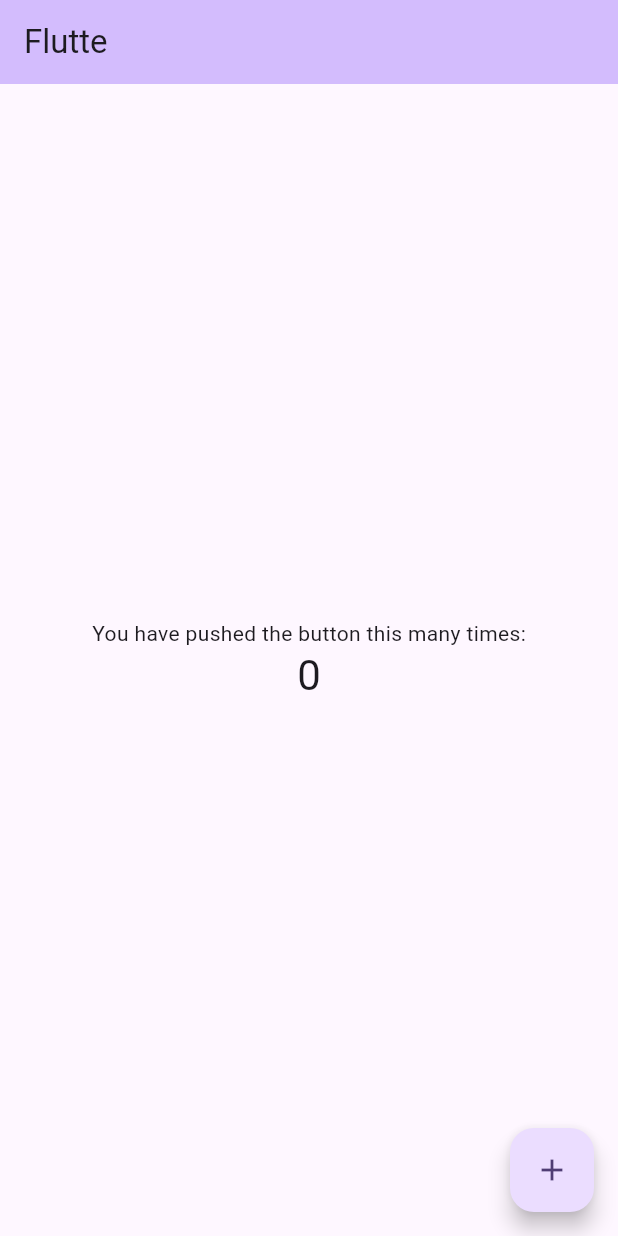
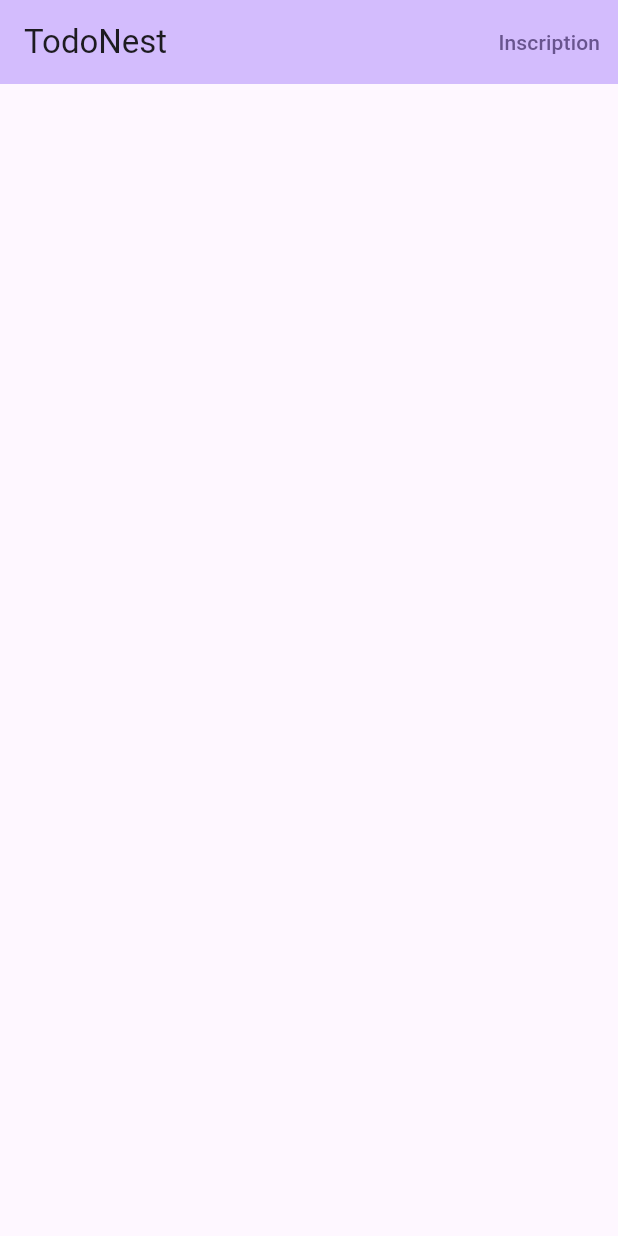
Before and after one commit to JongCHONG/EfreiM2FlutterToDoNest, a Flutter app: the screen it shows after launch, on a phone screen of 412 x 824 dp. Run offline on Flutter 3.47's test engine with Material 3 defaults, Android fonts, the light colour scheme and no system bars; our stand-ins replace cloud_firestore, firebase_auth, firebase_core; accounts and stored records are empty; statements that could not run were skipped.

Commit message:
add registration

```diff
--- a/lib/Config/firebase_config.dart
+++ /dev/null
@@ -1,4 +0,0 @@
-class FirebaseConfig {
-  static const String apiKeyFirebaseAndroid =
-      'AIzaSyCEu2GrK2ajBsISmdYKV9HmI-iwXwKlxho';
-}
--- /dev/null
+++ b/lib/constante.dart
@@ -0,0 +1,3 @@
+import "models/my_user.dart";
+
+MyUser me = MyUser.empty();
--- a/lib/main.dart
+++ b/lib/main.dart
@@ -1,3 +1,4 @@
+import 'package:todonest/views/inscription.dart';
 import 'package:flutter/material.dart';
 import 'package:firebase_core/firebase_core.dart';
 import 'firebase_options.dart';
@@ -16,7 +17,7 @@ class MyApp extends StatelessWidget {
   @override
   Widget build(BuildContext context) {
     return MaterialApp(
-      title: 'Flutter',
+      title: 'TodoNest',
       theme: ThemeData(
         // This is the theme of your application.
         //
@@ -36,7 +37,8 @@ class MyApp extends StatelessWidget {
         colorScheme: ColorScheme.fromSeed(seedColor: Colors.deepPurple),
         useMaterial3: true,
       ),
-      home: const MyHomePage(title: 'Flutte'),
+      home: const MyHomePage(title: 'TodoNest'),
+      debugShowCheckedModeBanner: false,
     );
   }
 }
@@ -60,19 +62,6 @@ class MyHomePage extends StatefulWidget {
 }
 
 class _MyHomePageState extends State<MyHomePage> {
-  int _counter = 0;
-
-  void _incrementCounter() {
-    setState(() {
-      // This call to setState tells the Flutter framework that something has
-      // changed in this State, which causes it to rerun the build method below
-      // so that the display can reflect the updated values. If we changed
-      // _counter without calling setState(), then the build method would not be
-      // called again, and so nothing would appear to happen.
-      _counter++;
-    });
-  }
-
   @override
   Widget build(BuildContext context) {
     // This method is rerun every time setState is called, for instance as done
@@ -90,8 +79,16 @@ class _MyHomePageState extends State<MyHomePage> {
           // Here we take the value from the MyHomePage object that was created by
           // the App.build method, and use it to set our appbar title.
           title: Text(widget.title),
+          actions: [
+            TextButton(
+              onPressed: () {
+                Navigator.of(context).push(MaterialPageRoute(
+                    builder: (context) => const Inscription()));
+              },
+              child: const Text('Inscription'),
             ),
-      body: Center(
+          ]),
+      body: const Center(
         // Center is a layout widget. It takes a single child and positions it
         // in the middle of the parent.
         child: Column(
@@ -109,21 +106,7 @@ class _MyHomePageState extends State<MyHomePage> {
           // action in the IDE, or press "p" in the console), to see the
           // wireframe for each widget.
           mainAxisAlignment: MainAxisAlignment.center,
-          children: <Widget>[
-            const Text(
-              'You have pushed the button this many times:',
         ),
-            Text(
-              '$_counter',
-              style: Theme.of(context).textTheme.headlineMedium,
-            ),
-          ],
-        ),
-      ),
-      floatingActionButton: FloatingActionButton(
-        onPressed: _incrementCounter,
-        tooltip: 'Increment',
-        child: const Icon(Icons.add),
       ), // This trailing comma makes auto-formatting nicer for build methods.
     );
   }
--- a/pubspec.yaml
+++ b/pubspec.yaml
@@ -36,7 +36,7 @@ dependencies:
   cupertino_icons: ^1.0.8
   firebase_core: ^3.8.0
   firebase_auth: ^5.3.3
-  firebase_storage: ^12.3.6
+  cloud_firestore: ^5.4.4
 
 dev_dependencies:
   flutter_test:
```
Also changed, not shown: lib/controller/my_firebase_helper.dart (added, +34 -0 lines), lib/models/my_user.dart (added, +20 -0 lines), lib/views/inscription.dart (added, +90 -0 lines), pubspec.lock, 3 other files. Lines whose indentation alone changed are shown as unchanged.
